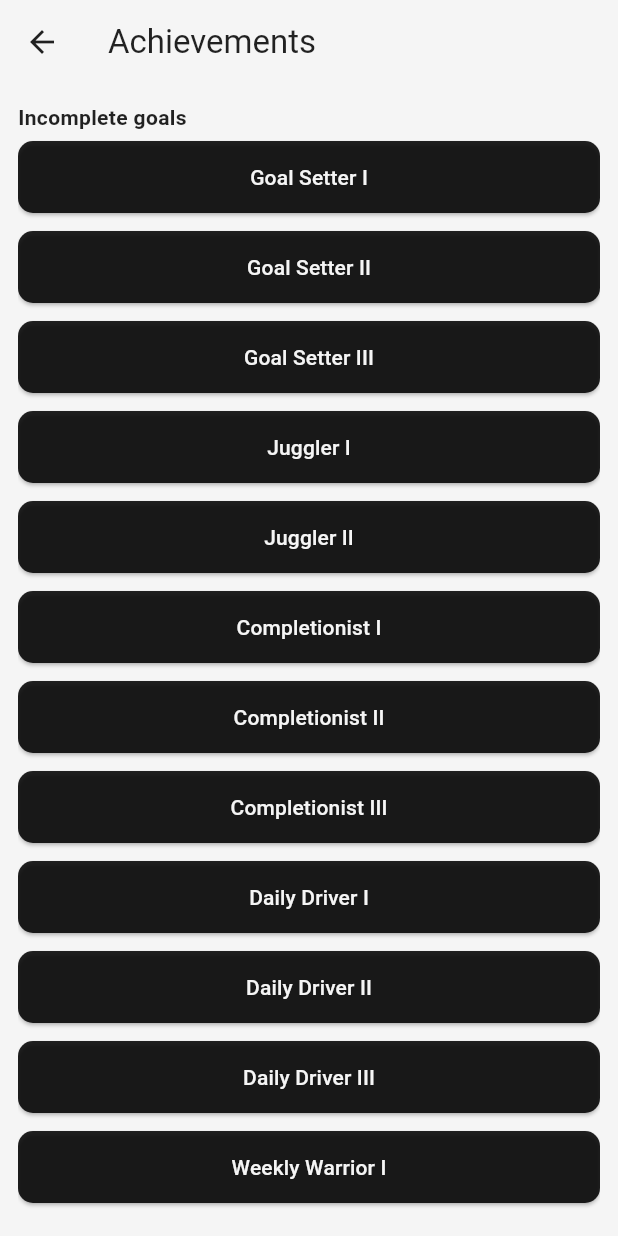
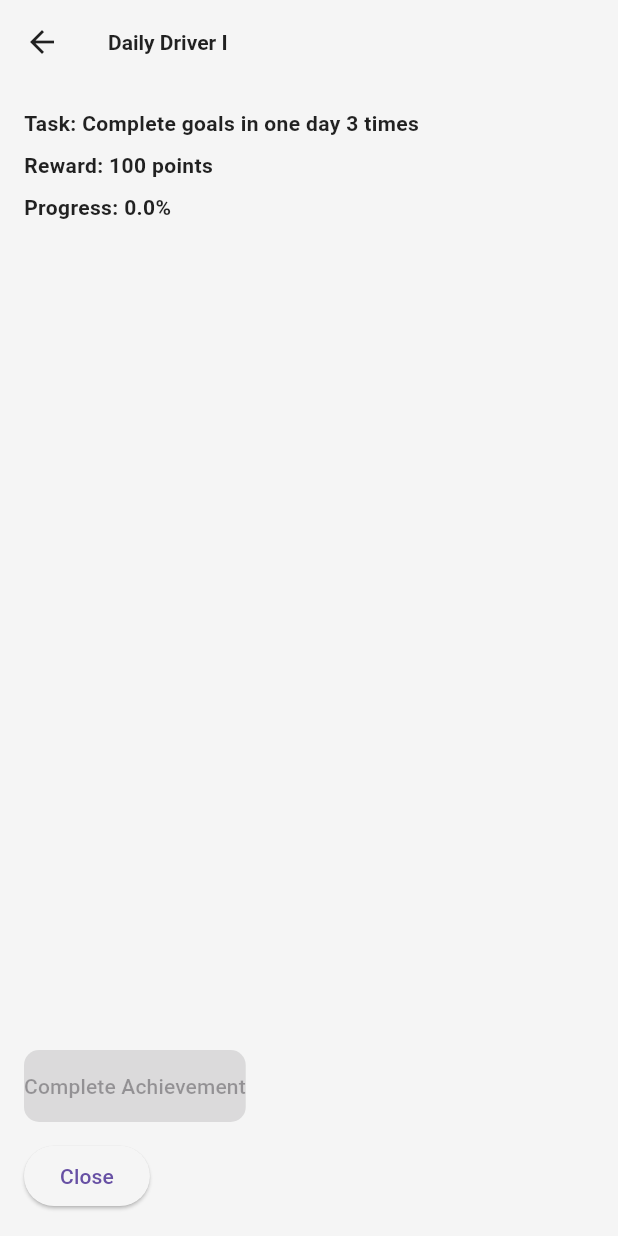
Before and after one commit to RandomSE/focusNexus, a Flutter app: the AchievementScreen screen opened by its route, after a tap on "Daily Driver I", on a phone screen of 412 x 824 dp. Run offline on Flutter 3.47's test engine with Material 3 defaults, Android fonts, the phone set to English and light mode, and no system bars; our stand-ins replace flutter_local_notifications, flutter_secure_storage, permission_handler, timezone; missing offline and left inert: dart:ffi; accounts and stored records are empty.

Commit message:
Commit 27 - Achievement enhancements (see full commit message for more info)
Refactor: Overhaul AchievementService for scalability and progress tracking

This commit introduces a major refactoring of the `AchievementService` to make it more scalable, data-driven, and robust.

Key changes include:
- **Refactored Achievement Creation:** Replaced hardcoded achievement instantiation with a `addBulkAchievements` method. This method programmatically generates achievements from lists of parameters, significantly reducing boilerplate code.
- **Dynamic Progress Tracking:**
    - Implemented `updateProgress` to dynamically calculate and save achievement progress based on stored tracking variables.
    - Added a map (`achievementVariableMap`) to link achievement IDs to their corresponding tracking variables in storage.
    - Progress is now automatically updated for all achievements on initialization.
- **Data-Driven Configuration:** Centralized achievement data like repetitions and point rewards into lists for easier management and modification.
- **Added `AchievementDetailView`:** Created a new view to display detailed information about a single achievement, including its task, reward, and progress. The view includes a "Complete" button that is enabled only when progress reaches 100%.
- **Navigation:** Updated the achievements screen to navigate to the new `AchievementDetailView` when an achievement is tapped.
- **Code Cleanup:**
    - Converted several methods and variables to `static` where appropriate for better state management.
    - Refined the `buildElevatedButton` utility for more direct styling.
    - Made minor improvements to task descriptions for better readability.

```diff
--- a/lib/screens/achievements_screen.dart
+++ b/lib/screens/achievements_screen.dart
@@ -68,16 +68,8 @@ class _AchievementScreenState extends BaseState<AchievementScreen> {
                   return Padding(
                     padding: const EdgeInsets.symmetric(vertical: 6),
                     child: CommonUtils.buildElevatedButton(
-                      achievement.title,
-                      ElevatedButton.styleFrom(
-                        backgroundColor: _primaryColor,
-                        foregroundColor: _secondaryColor,
-                        padding: const EdgeInsets.symmetric(vertical: 14),
-                        shape: RoundedRectangleBorder(
-                          borderRadius: BorderRadius.circular(10),
-                        ),
-                      ),
-                          () => AchievementService.viewAchievement(int.parse(achievement.id)),
+                      achievement.title, _primaryColor, _secondaryColor, 14, 10,
+                          () => AchievementService.viewAchievement(achievement.id, _themeData, _primaryColor, _secondaryColor, _textStyle, _buttonStyle, context)
                     ),
                   );
                 }).toList(),
--- a/lib/services/achievement_service.dart
+++ b/lib/services/achievement_service.dart
@@ -1,21 +1,37 @@
 // lib/services/achievement_service.dart
 import 'dart:convert';
-import 'package:flutter/cupertino.dart';
+import 'package:flutter/material.dart';
 import 'package:flutter_secure_storage/flutter_secure_storage.dart';
 import '../models/classes/achievement.dart';
 import '../models/classes/achievement_tracking_variables.dart';
+import '../views/AchievementDetailView.dart';
 
 class AchievementService {
   static const _key = 'achievements';
-  final _storage = const FlutterSecureStorage();
+  static final _storage = const FlutterSecureStorage();
+  static const _numOfAchievements = 99;
 
-  List<Achievement> _cachedAchievements = [];
+  static List<Achievement> _cachedAchievements = [];
+  static late List<int> achievementRepetitions;
+
+  static late Map<List<int>, String> achievementVariableMap;
+
+  List<int> repetitionsCreationAndCompletion = [10, 100, 1000];
+  List<int> repetitionsActive = [10, 20];
+  List<int> repetitionsSingleDay = [3, 5, 10];
+  List<int> repetitionsSingleWeek = [5, 10, 20];
+  List<int> repetitionsSingleMonth = [10, 25, 50];
+  List<int> repetitionsHigh = [3, 5, 10, 25, 50, 100, 250, 500, 1000];
+  List<int> repetitionsAllHigh = [3, 5, 10, 25, 50, 100,250];
+  List<int> dailyStreakRepetitions = [2, 3, 7, 14, 30];
+  List<int> weeklyStreakRepetitions = [2, 4, 8, 12, 16, 20];
 
   /// Initialize cache from storage
   Future<void> initialize() async {
-    await _storage.write(key: _key, value: ''); // clear storage (for testing) TODO: remove this after adding all the unique achievements.
+    await setInitializationPrerequisites();
+    //await _storage.write(key: _key, value: ''); // clear storage (for testing) TODO: remove this after adding all the unique achievements.
     final jsonStr = await _storage.read(key: _key);
-    if (jsonStr == null || jsonStr == '') { // no achievements in storage
+    if (jsonStr == null || jsonStr == '') { // no achievements in storage. It can be assumed that the user would have no achievement progress at this point.
       debugPrint("No achievements. creating");
       _cachedAchievements = [];
       await initializeAchievements();
@@ -26,16 +42,63 @@ class AchievementService {
           decoded.map((e) => Achievement.fromJson(e)).toList();
     }
     await AchievementTrackingVariables().load();
+    for (int i = 1; i<= _numOfAchievements; i++){
+      await updateProgress(i.toString());
+    }
   }
 
   /// Returns all cached achievements
   List<Achievement> get all => _cachedAchievements;
 
   /// Save all cached achievements back to storage
-  Future<void> _saveToStorage() async {
+  static Future<void> _saveToStorage() async {
     final encoded =
     jsonEncode(_cachedAchievements.map((a) => a.toJson()).toList());
     await _storage.write(key: _key, value: encoded);
+  }
+
+  /// sets pre-requisites needed during initialization
+  Future<void> setInitializationPrerequisites () async {
+
+
+    achievementRepetitions = [
+      ...repetitionsCreationAndCompletion,
+      ...repetitionsActive,
+      ...repetitionsCreationAndCompletion,
+      ...repetitionsSingleDay,
+      ...repetitionsSingleWeek,
+      ...repetitionsSingleMonth,
+      ...repetitionsHigh,
+      ...repetitionsHigh,
+      ...repetitionsHigh,
+      ...repetitionsHigh,
+      ...repetitionsHigh,
+      ...repetitionsHigh,
+      ...repetitionsAllHigh,
+      ...repetitionsHigh,
+      ...dailyStreakRepetitions,
+      31, // secret achievement
+      ...weeklyStreakRepetitions,
+    ];
+
+    achievementVariableMap = {
+      [1, 2, 3]: 'totalGoalsCreated',
+      [4, 5]: 'totalGoalsActive',
+      [6, 7, 8]: 'totalGoalsCompleted',
+      [9, 10, 11]: 'goalsCompletedToday',
+      [12, 13, 14]: 'goalsCompletedThisWeek',
+      [15, 16, 17]: 'goalsCompletedThisMonth',
+      [18, 19, 20, 21, 22, 23, 24, 25, 26]: 'goalsCompletedWithHighPoints',
+      [27, 28, 29, 30, 31, 32, 33, 34, 35]: 'goalsCompletedWithHighComplexity',
+      [36, 37, 38, 39, 40, 41, 42, 43, 44]: 'goalsCompletedWithHighEffort',
+      [45, 46, 47, 48, 49, 50, 51, 52, 53]: 'goalsCompletedWithHighMotivation',
+      [54, 55, 56, 57, 58, 59, 60, 61, 62]: 'goalsCompletedWithHighTimeRequirement',
+      [63, 64, 65, 66, 67, 68, 69, 70, 71]: 'goalsCompletedWithManySteps',
+      [72, 73, 74, 75, 76, 77, 78]: 'goalsCompletedWithAllHigh',
+      [79, 80, 81, 82, 83, 84, 85, 86, 87]: 'goalsCompletedEarly',
+      [88, 89, 90, 91, 92, 93]: 'consecutiveDaysWithGoalsCompleted',
+      [94, 95, 96, 97, 98, 99]: 'consecutiveWeeksWithGoalsCompleted',
+    };
   }
 
   /// Add a new achievement (if it doesn't already exist)
@@ -48,7 +111,13 @@ class AchievementService {
   }
 
   Future<void> addBulkAchievements(
-      int startingId, String titlePrefix, bool isSecret, String taskPrefix, List<String> pointRewards, List<String> repetitions, int goalsToCreate,
+      int startingId,
+      String titlePrefix,
+      bool isSecret,
+      String taskPrefix,
+      List<int> pointRewards,
+      List<int> repetitions,
+      int goalsToCreate,
       ) async {
     const List<String> romanNumerals = [
       'I', 'II', 'III', 'IV', 'V', 'VI', 'VII', 'VIII', 'IX'
@@ -57,8 +126,9 @@ class AchievementService {
     for (int i = 0; i < goalsToCreate; i++) {
       final String id = (startingId + i).toString();
       final String title = '$titlePrefix${romanNumerals[i]}';
-      final String reward = pointRewards[i];
-      final String task = '$taskPrefix: ${repetitions[i]}';
+      final String reward = '${pointRewards[i]} points';
+      // Instead of "prefix: repetition", make it flow naturally
+      final String task = '$taskPrefix ${repetitions[i].toString()} times';
 
       await addAchievement(Achievement(
         id: id,
@@ -74,68 +144,35 @@ class AchievementService {
   Future<void> initializeAchievements() async {
     debugPrint('Achievements not initialized — creating.');
 
+    const int numBasicAchievements = 3;
     const int numHighAchievements = 9;
+    List<int> pointRewardsCreationAndCompletion = [100, 250, 1000];
+    List<int> pointRewardsSingleDay = [100, 250, 500];
+    List<int> pointRewardsSingleWeek = [250, 500, 1000];
+    List<int> pointRewardsSingleMonth = [250, 500, 1000];
+    List<int> pointRewardsHigh = [100, 200, 250, 500, 750, 1000, 1500, 2000, 3000];
+    List<int> pointRewardsAllHigh = [1000, 2000, 3000, 4000, 5000, 7500, 10000];
+    List<int> pointRewardsDailyStreak = [100, 1000, 250,  500, 1000];
+    List<int> pointRewardsWeeklyStreak = [250, 500, 1000, 1500, 2000, 2500,];
 
-    List<String> pointRewardsHigh = [
-      '100 points', '200 points', '250 points', '500 points',
-      '750 points', '1000 points', '1500 points', '2000 points', '3000 points'
-    ];
+    // Goal creation (1-3)
+    await addBulkAchievements(1, 'Goal Setter ', false, 'Create goals', pointRewardsCreationAndCompletion, repetitionsCreationAndCompletion, numBasicAchievements);
 
-    List<String> repetitionsHigh = [
-      '3', '5', '10', '25', '50', '100', '250', '500', '1000'
-    ];
+    // Active goals (4-5)
+    await addAchievement(Achievement(id: '4', title: 'Juggler I', reward: '100 points', task: 'Have 10 active goals simultaneously', isSecret: true));
+    await addAchievement(Achievement(id: '5', title: 'Juggler II', reward: '250 points', task: 'Have 20 active goals simultaneously', isSecret: true));
 
-    List<String> pointRewardsAllHigh = [
-      '1000 points', '2000 points', '3000 points', '4000 points', '5000 points', '7500 points',
-      '10000 points'
-    ];
+    // Completed goals (6-8)
+    await addBulkAchievements(6, 'Completionist ', false, 'Complete goals', pointRewardsCreationAndCompletion, repetitionsCreationAndCompletion, numBasicAchievements);
 
-    List<String> repetitionsAllHigh = [
-      '3', '5', '10', '25', '50', '100', '250'
-    ];
+    // Completions in a single day (9-11)
+    await addBulkAchievements(9, 'Daily Driver ', false, 'Complete goals in one day', pointRewardsSingleDay, repetitionsSingleDay, numBasicAchievements);
 
-    List<String> pointRewardsDailyStreak = [
-      '100 points', '1000 points', '250 points',  '500 points', '1000 points'
-    ];
+    // Completions in a single week (12-14)
+    await addBulkAchievements(12, 'Weekly Warrior ', false, 'Complete goals in one calendar week', pointRewardsSingleWeek, repetitionsSingleWeek, numBasicAchievements);
 
-    List<String> dailyStreakRepetitions = [
-      '2', '3', '7', '14', '30'
-    ];
-
-    List<String> pointRewardsWeeklyStreak = [
-      '250 points', '500 points', '1000 points', '1500 points', '2000 points', '2500 points',
-    ];
-
-    List<String> weeklyStreakRepetitions = ['2', '4', '8', '12', '16', '20'];
-
-    // Goal creation
-    await addAchievement(Achievement(id: '1', title: 'Goal Setter I', reward: '100 points', task: 'Create 10 goals', isSecret: false));
-    await addAchievement(Achievement(id: '2', title: 'Goal Setter II', reward: '250 points', task: 'Create 100 goals', isSecret: false));
-    await addAchievement(Achievement(id: '3', title: 'Goal Setter III', reward: '1000 points', task: 'Create 1000 goals', isSecret: false));
-
-    // Active goals
-    await addAchievement(Achievement(id: '4', title: 'Juggler I', reward: '100 points', task: 'Have 10 active goals', isSecret: false));
-    await addAchievement(Achievement(id: '5', title: 'Juggler II', reward: '250 points', task: 'Have 20 active goals', isSecret: false));
-
-    // Completed goals
-    await addAchievement(Achievement(id: '6', title: 'Completionist I', reward: '100 points', task: 'Complete 10 goals', isSecret: false));
-    await addAchievement(Achievement(id: '7', title: 'Completionist II', reward: '250 points', task: 'Complete 100 goals', isSecret: false));
-    await addAchievement(Achievement(id: '8', title: 'Completionist III', reward: '1000 points', task: 'Complete 1000 goals', isSecret: false));
-
-    // Daily completions
-    await addAchievement(Achievement(id: '9', title: 'Daily Driver I', reward: '100 points', task: 'Complete 3 goals in one day', isSecret: false));
-    await addAchievement(Achievement(id: '10', title: 'Daily Driver II', reward: '250 points', task: 'Complete 5 goals in one day', isSecret: false));
-    await addAchievement(Achievement(id: '11', title: 'Daily Driver III', reward: '500 points', task: 'Complete 10 goals in one day', isSecret: false));
-
-    // Weekly completions
-    await addAchievement(Achievement(id: '12', title: 'Weekly Warrior I', reward: '250 points', task: 'Complete 5 goals in one week', isSecret: false));
-    await addAchievement(Achievement(id: '13', title: 'Weekly Warrior II', reward: '500 points', task: 'Complete 10 goals in one week', isSecret: false));
-    await addAchievement(Achievement(id: '14', title: 'Weekly Warrior III', reward: '1000 points', task: 'Complete 20 goals in one week', isSecret: false));
-
-    // Monthly completions
-    await addAchievement(Achievement(id: '15', title: 'Monthly Momentum I', reward: '250 points', task: 'Complete 10 goals in one month', isSecret: false));
-    await addAchievement(Achievement(id: '16', title: 'Monthly Momentum II', reward: '500 points', task: 'Complete 25 goals in one month', isSecret: false));
-    await addAchievement(Achievement(id: '17', title: 'Monthly Momentum III', reward: '1000 points', task: 'Complete 50 goals in one month', isSecret: false));
+    // Completions in a single month (15-17)
+    await addBulkAchievements(15, 'Monthly Momentum ', false, 'Complete goals in one calendar month', pointRewardsSingleMonth, repetitionsSingleMonth, numBasicAchievements);
 
     // High-point goals -> 18-26
     await addBulkAchievements(18, 'Power Player ', false, 'Complete high-point goals', pointRewardsHigh, repetitionsHigh, numHighAchievements);
@@ -162,11 +199,11 @@ class AchievementService {
     await addBulkAchievements(79, 'Early Finisher ', false, 'Complete goals at least 20 hours before deadline times ', pointRewardsHigh,  repetitionsHigh, numHighAchievements);
 
     // Daily Streak based achievements -> 88-93
-    await addBulkAchievements(88, 'Consistent Completionist ', false, 'Complete goals every day for days', pointRewardsDailyStreak, dailyStreakRepetitions, 5);
+    await addBulkAchievements(88, 'Consistent Completionist ', false, 'Complete at least 1 goal a day', pointRewardsDailyStreak, dailyStreakRepetitions, 5);
     await addAchievement(Achievement(id: '93', title: '31-Day Club', reward: '1000 points', task: 'Complete goals on 31 days in a row', isSecret: true));
 
     // Weekly Streak based achievements -> 94 - 99
-    await addBulkAchievements(94, 'Weekly Streak Master ', false, 'Complete goals every week for weeks', pointRewardsWeeklyStreak, weeklyStreakRepetitions, 6);
+    await addBulkAchievements(94, 'Weekly Streak Master ', false, 'Complete at least 1 goal a week', pointRewardsWeeklyStreak, weeklyStreakRepetitions, 6);
 
     // Special achievement for 100? TODO
 
@@ -191,7 +228,7 @@ class AchievementService {
   }
 
   /// Retrieve one achievement by ID
-  Achievement? getById(String id) {
+  static Achievement? getById(String id) {
     try {
       return _cachedAchievements.firstWhere((a) => a.id == id);
     } catch (_) {
@@ -199,6 +236,51 @@ class AchievementService {
       return null;
     }
   }
+
+  /// update progress for an achievement
+  static Future<void> updateProgress(String id) async {
+    try {
+      final index = _cachedAchievements.indexWhere((a) => a.id == id);
+      if (index == -1) {
+        debugPrint('updateProgress: achievement not found. id: $id');
+        return;
+      }
+
+      final variableName = getVariableForAchievement(id);
+      if (variableName == null) {
+        debugPrint('No tracking variable found for achievement $id');
+        return;
+      }
+
+      final repetitionsNeeded = achievementRepetitions[index];
+      final currentRepetitions = int.parse(await getAchievementTrackingVariable(variableName));
+      final achievementProgress = double.parse(((currentRepetitions / repetitionsNeeded) * 100).toStringAsFixed(1));
+
+      // Update the cached achievement
+      final currentAchievement = _cachedAchievements[index];
+      if (_cachedAchievements[index].progress >= 100 && achievementProgress <=_cachedAchievements[index].progress) { // For any streak / time based ones that reset. This is so if you fulfilled requirements of an achievement but didn't complete it it doesn't reset.
+        debugPrint('Achievement progress will not decrease here.');
+        return;
+      }
+      _cachedAchievements[index] = Achievement(
+        id: currentAchievement.id,
+        title: currentAchievement.title,
+        reward: currentAchievement.reward,
+        task: currentAchievement.task,
+        dateCompleted: currentAchievement.dateCompleted,
+        isCompleted: currentAchievement.isCompleted, // User must manually complete achievement.
+        isSecret: currentAchievement.isSecret,
+        progress: achievementProgress,
+      );
+
+      // Persist changes
+      _saveToStorage();
+      debugPrint('Achievement successfully saved. title: ${_cachedAchievements[index].title}, progress: ${_cachedAchievements[index].progress}%');
+    } catch (e) {
+      debugPrint('updateProgress: failed. id: $id, error: $e');
+    }
+  }
+
 
 
   /// Remove an achievement by ID
@@ -213,16 +295,52 @@ class AchievementService {
     await _storage.delete(key: _key);
   }
 
-  Future<String> getAchievementTrackingVariable(String key, String value) async {
+  static Future<String> getAchievementTrackingVariable(String key) async {
     final String? storedValue = await _storage.read(key: key);
     if (storedValue == null || storedValue == '') {
-      debugPrint('getAchievementTrackingVariable: no value found for key $key and value $value');
+      debugPrint('getAchievementTrackingVariable: no value found for key $key');
       return '';
     }
     return storedValue;
   }
 
-  static void viewAchievement(int ID) {
-    // TODO: This should show the achievement info.
+  static void viewAchievement(String id,
+      ThemeData themeData,
+      Color primaryColor,
+      Color secondaryColor,
+      TextStyle textStyle,
+      ButtonStyle buttonStyle,
+      BuildContext context) {
+    final achievement = getById(id);
+    if (achievement == null) {
+      debugPrint('Achievement not found: $id');
+      return;
+    }
+
+    Navigator.push(
+      context,
+      MaterialPageRoute(
+        builder: (_) => AchievementDetailView(
+          achievement: achievement,
+          themeData: themeData,
+          primaryColor: primaryColor,
+          secondaryColor: secondaryColor,
+          textStyle: textStyle,
+          buttonStyle: buttonStyle,
+        ),
+      ),
+    );
   }
+
+  static String? getVariableForAchievement(String id) {
+    final int achievementId = int.parse(id);
+    for (final entry in achievementVariableMap.entries) {
+      if (entry.key.contains(achievementId)) {
+        return entry.value;
+      }
+    }
+    return null;
+  }
+
+
 }
--- a/lib/utils/common_utils.dart
+++ b/lib/utils/common_utils.dart
@@ -65,13 +65,28 @@ class CommonUtils {
     );
   }
 
-  static ElevatedButton buildElevatedButton(String text, ButtonStyle buttonStyle,  Function() onPressed) {
+  static ElevatedButton buildElevatedButton(
+      String text,
+      Color primaryColor,
+      Color secondaryColor,
+      double paddingPixels,
+      double radius,
+      VoidCallback? onPressed, //  nullable, for conditional buttons.
+      ) {
     return ElevatedButton(
       onPressed: onPressed,
-      style: buttonStyle,
+      style: ElevatedButton.styleFrom(
+        backgroundColor: primaryColor,
+        foregroundColor: secondaryColor,
+        padding: EdgeInsets.symmetric(vertical: paddingPixels),
+        shape: RoundedRectangleBorder(
+          borderRadius: BorderRadius.circular(radius),
+        ),
+      ),
       child: Text(text),
     );
   }
 
 
+
 }
--- /dev/null
+++ b/lib/views/AchievementDetailView.dart
@@ -0,0 +1,80 @@
+import 'package:flutter/cupertino.dart';
+import 'package:flutter/material.dart';
+import '../utils/common_utils.dart';
+
+import '../models/classes/achievement.dart';
+
+class AchievementDetailView extends StatelessWidget {
+  final Achievement achievement;
+  final ThemeData themeData;
+  final Color primaryColor;
+  final Color secondaryColor;
+  final TextStyle textStyle;
+  final ButtonStyle buttonStyle;
+
+  const AchievementDetailView({
+    Key? key,
+    required this.achievement,
+    required this.themeData,
+    required this.primaryColor,
+    required this.secondaryColor,
+    required this.textStyle,
+    required this.buttonStyle,
+  }) : super(key: key);
+
+  @override
+  Widget build(BuildContext context) {
+    String achievementId = achievement.id;
+    return Theme(
+      data: themeData,
+      child: Scaffold(
+        appBar: AppBar(
+          title: Text(
+            achievement.title,
+            style: textStyle,
+          ),
+          backgroundColor: secondaryColor,
+          iconTheme: IconThemeData(color: primaryColor),
+        ),
+        backgroundColor: secondaryColor,
+        body: Padding(
+          padding: const EdgeInsets.all(16),
+          child: Column(
+            crossAxisAlignment: CrossAxisAlignment.start,
+            children: [
+              Text('Task: ${achievement.task}', style: textStyle),
+              const SizedBox(height: 8),
+              Text('Reward: ${achievement.reward}', style: textStyle),
+              const SizedBox(height: 8),
+              Text('Progress: ${achievement.progress.toStringAsFixed(1)}%', style: textStyle),
+              const SizedBox(height: 8),
+              if (achievement.isCompleted && achievement.dateCompleted != null)
+                Text('Completed on: ${achievement.dateCompleted}', style: textStyle),
+              const Spacer(),
+              // Complete button (disabled if not ready)
+              CommonUtils.buildElevatedButton(
+                'Complete Achievement',
+                primaryColor,
+                secondaryColor,
+                14,
+                10,
+                (achievement.progress >= 100 && !achievement.isCompleted)
+                    ? () {
+                  debugPrint('Achievement ID: $achievementId'); // TODO: achievement completion logic
+                }
+                    : null, // disabled if condition not met
+              ),
+              const SizedBox(height: 12),
+              // Close button
+              ElevatedButton(
+                onPressed: () => Navigator.pop(context),
+                style: buttonStyle,
+                child: const Text('Close'),
+              ),
+            ],
+          ),
+        ),
+      ),
+    );
+  }
+}
```
Also changed, not shown: lib/services/in_app_purchase_service.dart (deleted).
